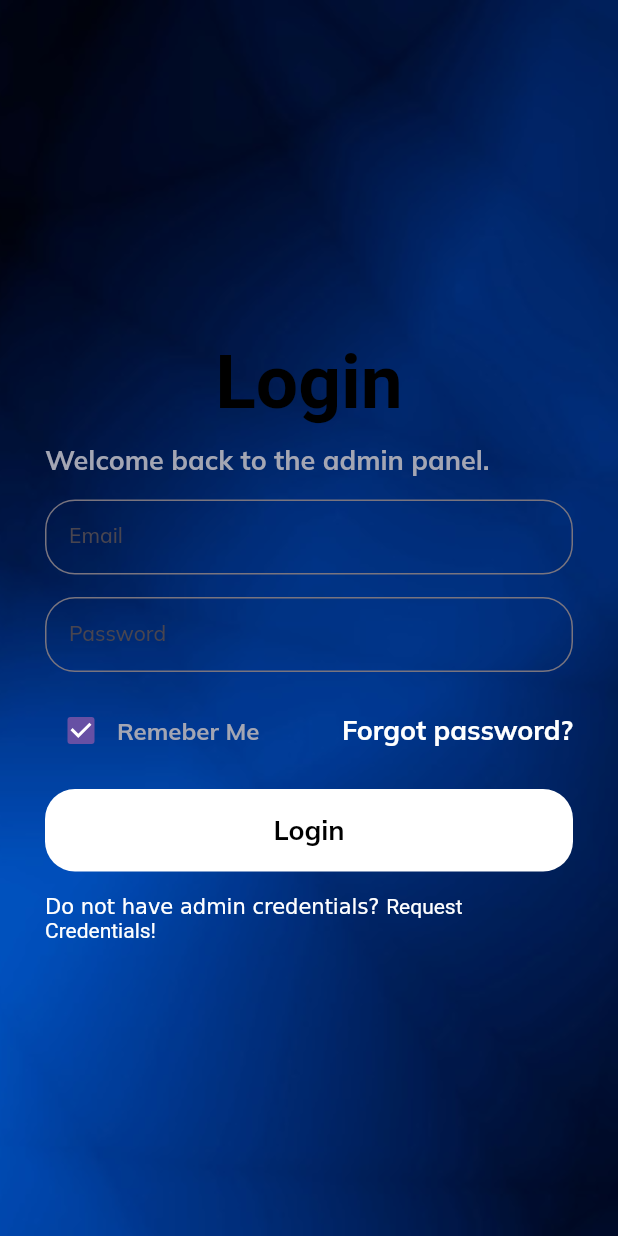
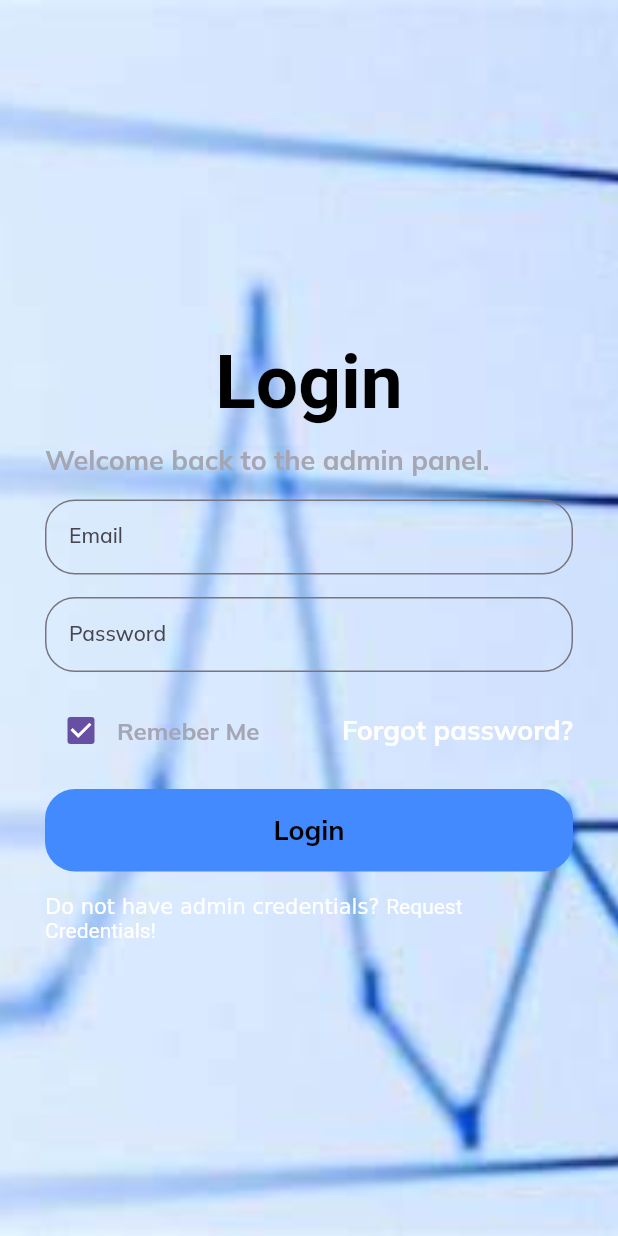
Before and after one commit to Hamadioumar/admin_dashboard, a Flutter app: the screen it shows after launch, on a phone screen of 412 x 824 dp. Run offline on Flutter 3.47's test engine with Material 2 defaults, Android fonts, the phone set to English and light mode, and no system bars; our stand-ins replace charts_flutter, get, google_fonts.

```diff
--- a/lib/pages/auth/auth.dart
+++ b/lib/pages/auth/auth.dart
@@ -12,7 +12,7 @@ class AuthenticationPage extends StatelessWidget {
     return Scaffold(
         body: Stack(
       children: [
-        Image.asset("assets/image.jpg",
+        Image.asset("assets/background.jpg",
             height: double.infinity, width: double.infinity, fit: BoxFit.cover),
         Center(
           child: Container(
@@ -100,7 +100,8 @@ class AuthenticationPage extends StatelessWidget {
                   },
                   child: Container(
                     decoration: BoxDecoration(
-                        color: active, borderRadius: BorderRadius.circular(20)),
+                        color: Colors.blueAccent,
+                        borderRadius: BorderRadius.circular(20)),
                     alignment: Alignment.center,
                     width: double.maxFinite,
                     padding: const EdgeInsets.symmetric(vertical: 16),
```
Also changed, not shown: assets/background.jpg (added).
